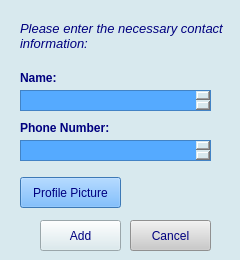
First picture: the form in Address_Book/necessaryinfoform.ui, repository kajo12864/Address-Book, before the edit.
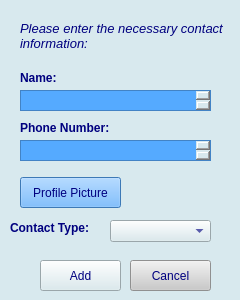
Second picture: the form after the edit.

```diff
--- a/Address_Book/necessaryinfoform.ui
+++ b/Address_Book/necessaryinfoform.ui
@@ -7,19 +7,19 @@
     <x>0</x>
     <y>0</y>
     <width>240</width>
-    <height>260</height>
+    <height>300</height>
    </rect>
   </property>
   <property name="minimumSize">
    <size>
     <width>240</width>
-    <height>260</height>
+    <height>300</height>
    </size>
   </property>
   <property name="maximumSize">
    <size>
     <width>240</width>
-    <height>260</height>
+    <height>300</height>
    </size>
   </property>
   <property name="windowTitle">
@@ -34,7 +34,7 @@
    <property name="geometry">
     <rect>
      <x>40</x>
-     <y>220</y>
+     <y>260</y>
      <width>81</width>
      <height>31</height>
     </rect>
@@ -85,7 +85,7 @@
    <property name="geometry">
     <rect>
      <x>130</x>
-     <y>220</y>
+     <y>260</y>
      <width>81</width>
      <height>31</height>
     </rect>
@@ -188,6 +188,37 @@
     <bool>true</bool>
    </property>
   </widget>
+  <widget class="QLabel" name="label_4">
+   <property name="geometry">
+    <rect>
+     <x>10</x>
+     <y>220</y>
+     <width>121</width>
+     <height>16</height>
+    </rect>
+   </property>
+   <property name="font">
+    <font>
+     <bold>true</bold>
+    </font>
+   </property>
+   <property name="text">
+    <string>Contact Type:</string>
+   </property>
+  </widget>
+  <widget class="QComboBox" name="comboBox">
+   <property name="geometry">
+    <rect>
+     <x>110</x>
+     <y>220</y>
+     <width>101</width>
+     <height>22</height>
+    </rect>
+   </property>
+   <property name="currentText">
+    <string/>
+   </property>
+  </widget>
  </widget>
  <resources/>
  <connections/>
```
